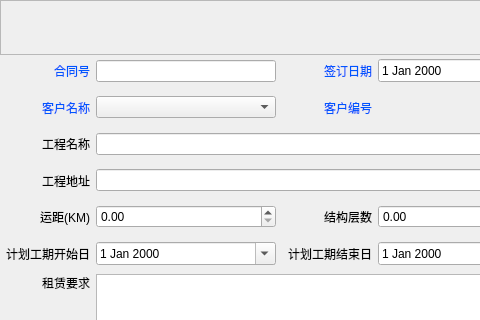
Above: CarRentalManagement/ui/dialog/contract/contracteditdialog.ui from longcp/CarRentalManagement before the change; both pictures show x 0 to 480 and y 0 to 320 of the 1076 by 694 pixel window. Below: the same form after it.
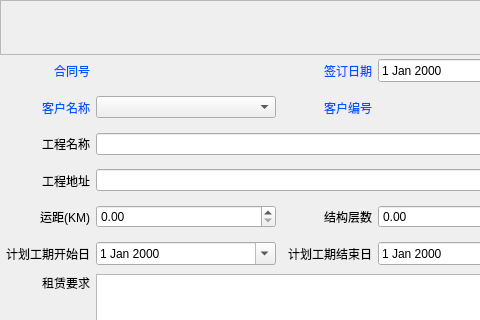
That is the form after the change.

```diff
--- a/CarRentalManagement/ui/dialog/contract/contracteditdialog.ui
+++ b/CarRentalManagement/ui/dialog/contract/contracteditdialog.ui
@@ -145,7 +145,7 @@
              </widget>
             </item>
             <item>
-             <widget class="QLineEdit" name="contractNumberLE">
+             <widget class="QLabel" name="contractNumberLabel">
               <property name="minimumSize">
                <size>
                 <width>180</width>
@@ -158,6 +158,9 @@
                 <height>16777215</height>
                </size>
               </property>
+              <property name="text">
+               <string/>
+              </property>
              </widget>
             </item>
             <item>
```
